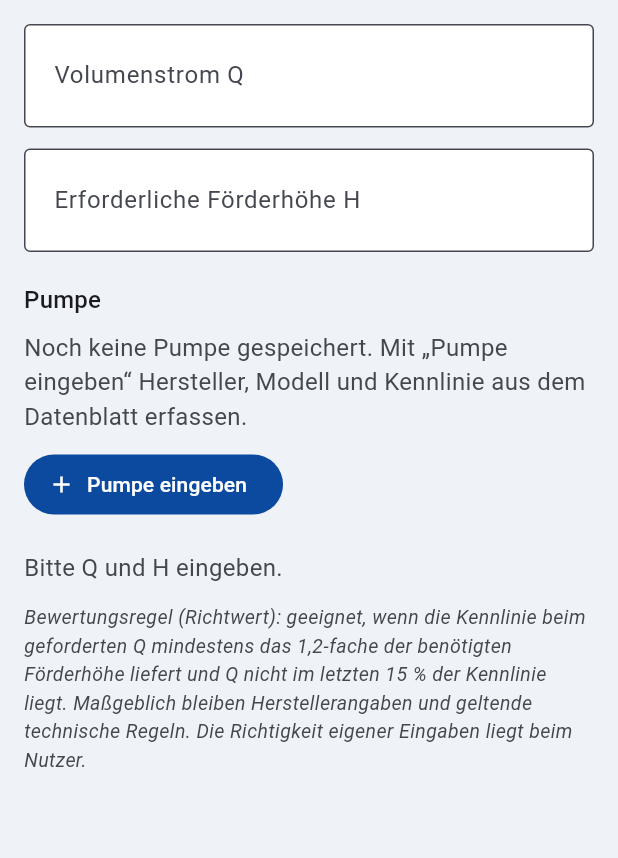
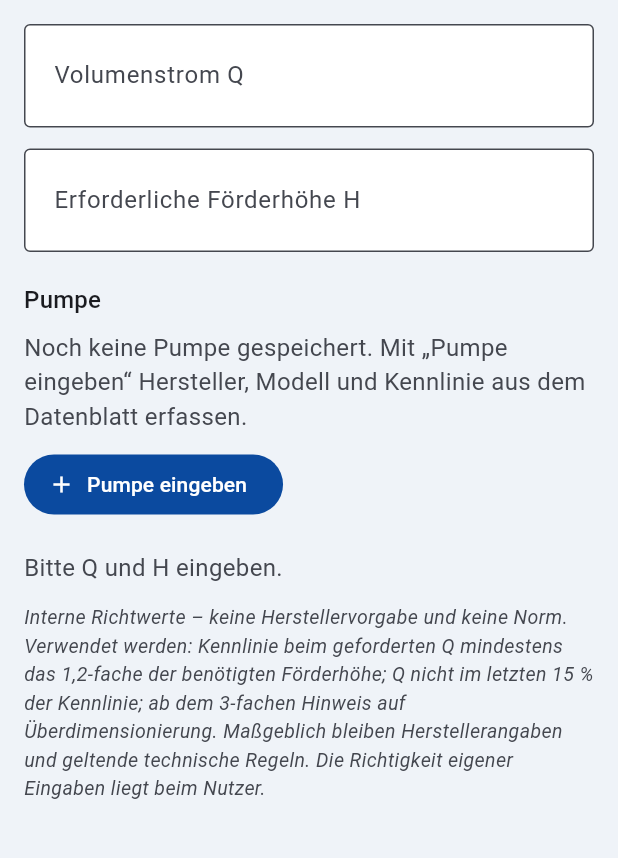
Before and after one commit to astritnika2-werk/werkcalc, a Flutter app: the PumpenPruefungPage screen opened directly, on a phone screen of 412 x 824 dp, the part 228-1086 px from its top. Run offline on Flutter 3.47's test engine with Material 3 defaults, Android fonts, the phone set to English and light mode, and no system bars; our stand-ins replace image_picker, pdf, printing, share_plus, shared_preferences, speech_to_text; missing offline and left inert: google_mlkit_text_recognition; accounts and stored records are empty.

Commit message:
Pumpe prüfen: Interne Richtwerte klar gekennzeichnet, Text bei fehlender Kennlinie
Co-Authored-By: Claude Sonnet 5.5 <noreply@anthropic.com>
Claude-Session: https://claude.ai/code/session_01PTW2dnjuhFN71tGaVrWHGv

```diff
--- a/lib/pumpen_logik.dart
+++ b/lib/pumpen_logik.dart
@@ -14,7 +14,8 @@ class QH {
   final double h;
 }
 
-/// Bewertungsregeln (Richtwerte, in der App sichtbar erklärt):
+/// Interne Richtwerte – keine Herstellervorgabe und keine Norm
+/// (in der App so gekennzeichnet). Bewertungsregeln:
 /// - Reserve Förderhöhe: Die Kennlinie soll beim geforderten Q mindestens das
 ///   1,2-fache der benötigten Förderhöhe liefern.
 /// - Q-Reserve: Der Betriebspunkt soll nicht im letzten Teil der Kennlinie liegen.
@@ -262,8 +263,8 @@ PumpenPruefung pruefePumpe({
     return const PumpenPruefung(
       eignung: Eignung.nichtPruefbar,
       gruende: [
-        'Keine Kennlinie hinterlegt: Der echte Vergleich ist nicht möglich. '
-            'Kennlinie aus dem Datenblatt des Herstellers eingeben.',
+        'Prüfung nicht möglich – keine verifizierte Pumpenkennlinie vorhanden.',
+        'Kennlinie aus dem Datenblatt des Herstellers eingeben (Pumpe eingeben).',
       ],
     );
   }
@@ -278,7 +279,7 @@ PumpenPruefung pruefePumpe({
   if (fehler != null) {
     return PumpenPruefung(
       eignung: Eignung.nichtPruefbar,
-      gruende: ['Kennlinie nicht brauchbar: $fehler'],
+      gruende: ['Prüfung nicht möglich – Kennlinie nicht brauchbar: $fehler'],
     );
   }
   final qMax = k.last.q;
@@ -333,7 +334,7 @@ PumpenPruefung pruefePumpe({
     weich = true;
     gruende.add('Bei Q = ${_z(q)} m³/h liefert die Kennlinie ${_z(hP)} m, benötigt '
         'werden ${_z(h)} m: Reserve nur ${_z(reserveH * 100, 0)} % '
-        '(empfohlen ≥ ${_z((kPumpeReserveGeeignet - 1) * 100, 0)} %).');
+        '(interner Richtwert ≥ ${_z((kPumpeReserveGeeignet - 1) * 100, 0)} %).');
   } else {
     gruende.add('Bei Q = ${_z(q)} m³/h liefert die Kennlinie ${_z(hP)} m, benötigt '
         'werden ${_z(h)} m: Reserve ${_z(reserveH * 100, 0)} %.');
--- a/lib/pumpen_pruefung_page.dart
+++ b/lib/pumpen_pruefung_page.dart
@@ -267,11 +267,13 @@ class _PumpenPruefungPageState extends State<PumpenPruefungPage> {
           ],
           const SizedBox(height: 12),
           Text(
-            'Bewertungsregel (Richtwert): geeignet, wenn die Kennlinie beim geforderten Q '
-            'mindestens das ${_zahl(kPumpeReserveGeeignet, 1)}-fache der benötigten '
-            'Förderhöhe liefert und Q nicht im letzten ${_zahl((1 - kPumpeQNahEnde) * 100, 0)} % '
-            'der Kennlinie liegt. Maßgeblich bleiben Herstellerangaben und geltende '
-            'technische Regeln. Die Richtigkeit eigener Eingaben liegt beim Nutzer.',
+            'Interne Richtwerte – keine Herstellervorgabe und keine Norm.\n'
+            'Verwendet werden: Kennlinie beim geforderten Q mindestens das '
+            '${_zahl(kPumpeReserveGeeignet, 1)}-fache der benötigten Förderhöhe; '
+            'Q nicht im letzten ${_zahl((1 - kPumpeQNahEnde) * 100, 0)} % der Kennlinie; '
+            'ab dem ${_zahl(kPumpeUeberdimensioniert, 0)}-fachen Hinweis auf Überdimensionierung. '
+            'Maßgeblich bleiben Herstellerangaben und geltende technische Regeln. '
+            'Die Richtigkeit eigener Eingaben liegt beim Nutzer.',
             style: TextStyle(fontSize: 13, color: scheme.onSurfaceVariant, fontStyle: FontStyle.italic),
           ),
         ],
```
Also changed, not shown: 1 other file.
